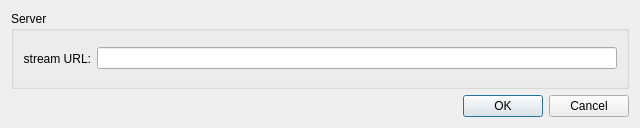
Qt form gui/UIs/streampreferences.ui (iem-projects/striem) before a commit.
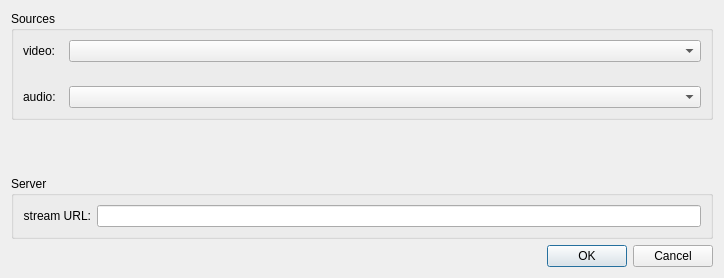
The same form after that commit.

```diff
--- a/gui/UIs/streampreferences.ui
+++ b/gui/UIs/streampreferences.ui
@@ -6,12 +6,12 @@
    <rect>
     <x>0</x>
     <y>0</y>
-    <width>640</width>
-    <height>128</height>
+    <width>724</width>
+    <height>278</height>
    </rect>
   </property>
   <property name="sizePolicy">
-   <sizepolicy hsizetype="Fixed" vsizetype="Preferred">
+   <sizepolicy hsizetype="Fixed" vsizetype="Fixed">
     <horstretch>0</horstretch>
     <verstretch>0</verstretch>
    </sizepolicy>
@@ -20,14 +20,139 @@
    <string>Stream Preferences</string>
   </property>
   <layout class="QVBoxLayout" name="verticalLayout_2">
+   <item>
+    <widget class="QGroupBox" name="groupBox">
+     <property name="title">
+      <string>Sources</string>
+     </property>
+     <layout class="QVBoxLayout" name="verticalLayout_3">
+      <property name="margin">
+       <number>0</number>
+      </property>
+      <item>
+       <widget class="QFrame" name="frame">
+        <property name="sizePolicy">
+         <sizepolicy hsizetype="Preferred" vsizetype="Fixed">
+          <horstretch>0</horstretch>
+          <verstretch>0</verstretch>
+         </sizepolicy>
+        </property>
+        <layout class="QHBoxLayout" name="horizontalLayout_3">
+         <item>
+          <widget class="QLabel" name="label">
+           <property name="sizePolicy">
+            <sizepolicy hsizetype="Fixed" vsizetype="Preferred">
+             <horstretch>0</horstretch>
+             <verstretch>0</verstretch>
+            </sizepolicy>
+           </property>
+           <property name="minimumSize">
+            <size>
+             <width>40</width>
+             <height>0</height>
+            </size>
+           </property>
+           <property name="text">
+            <string>video:</string>
+           </property>
+          </widget>
+         </item>
+         <item>
+          <widget class="QComboBox" name="comboBox">
+           <property name="sizePolicy">
+            <sizepolicy hsizetype="Expanding" vsizetype="Fixed">
+             <horstretch>0</horstretch>
+             <verstretch>0</verstretch>
+            </sizepolicy>
+           </property>
+          </widget>
+         </item>
+        </layout>
+       </widget>
+      </item>
+      <item>
+       <widget class="QFrame" name="frame_2">
+        <property name="sizePolicy">
+         <sizepolicy hsizetype="Preferred" vsizetype="Fixed">
+          <horstretch>0</horstretch>
+          <verstretch>0</verstretch>
+         </sizepolicy>
+        </property>
+        <property name="frameShape">
+         <enum>QFrame::NoFrame</enum>
+        </property>
+        <property name="frameShadow">
+         <enum>QFrame::Raised</enum>
+        </property>
+        <layout class="QHBoxLayout" name="horizontalLayout_2">
+         <item>
+          <widget class="QLabel" name="label_2">
+           <property name="sizePolicy">
+            <sizepolicy hsizetype="Fixed" vsizetype="Preferred">
+             <horstretch>0</horstretch>
+             <verstretch>0</verstretch>
+            </sizepolicy>
+           </property>
+           <property name="minimumSize">
+            <size>
+             <width>40</width>
+             <height>0</height>
+            </size>
+           </property>
+           <property name="text">
+            <string>audio:</string>
+           </property>
+          </widget>
+         </item>
+         <item>
+          <widget class="QComboBox" name="comboBox_2">
+           <property name="sizePolicy">
+            <sizepolicy hsizetype="Expanding" vsizetype="Fixed">
+             <horstretch>0</horstretch>
+             <verstretch>0</verstretch>
+            </sizepolicy>
+           </property>
+          </widget>
+         </item>
+        </layout>
+       </widget>
+      </item>
+     </layout>
+    </widget>
+   </item>
+   <item>
+    <spacer name="verticalSpacer">
+     <property name="orientation">
+      <enum>Qt::Vertical</enum>
+     </property>
+     <property name="sizeHint" stdset="0">
+      <size>
+       <width>20</width>
+       <height>40</height>
+      </size>
+     </property>
+    </spacer>
+   </item>
    <item>
     <widget class="QGroupBox" name="serverFrame">
+     <property name="sizePolicy">
+      <sizepolicy hsizetype="Preferred" vsizetype="Fixed">
+       <horstretch>0</horstretch>
+       <verstretch>0</verstretch>
+      </sizepolicy>
+     </property>
      <property name="title">
       <string>Server</string>
      </property>
      <layout class="QVBoxLayout" name="verticalLayout">
       <item>
        <widget class="QFrame" name="streamURLframe">
+        <property name="sizePolicy">
+         <sizepolicy hsizetype="Preferred" vsizetype="Fixed">
+          <horstretch>0</horstretch>
+          <verstretch>0</verstretch>
+         </sizepolicy>
+        </property>
         <property name="frameShape">
          <enum>QFrame::NoFrame</enum>
         </property>
```
Left out of the diff: 2 changed lines with no effect on the pictures.
